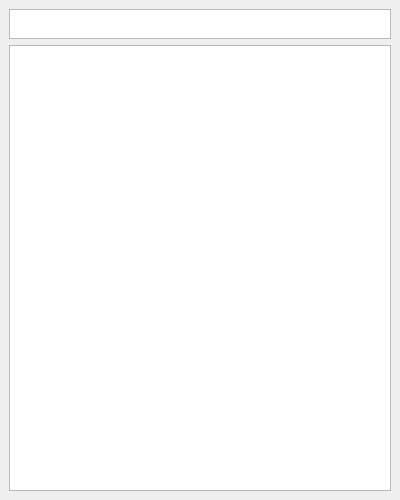
Above: batab.ui from isgkm/batab before the change. Below: the same form after it.
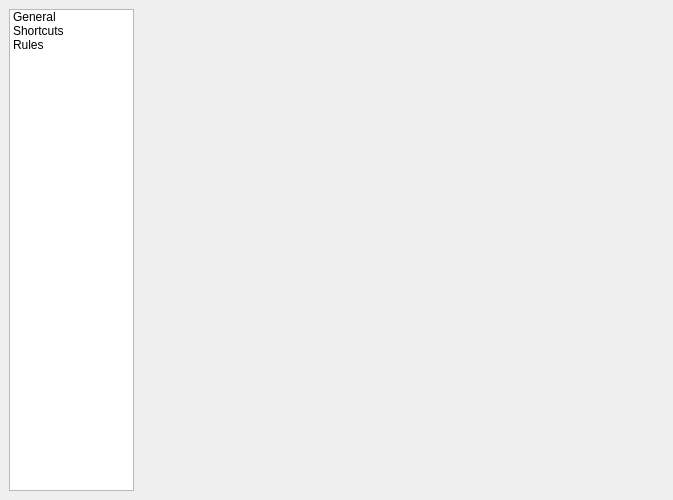
That is the form after the change. Icons and pictures are not drawn.

Commit message: feature: customizable shortcuts

What changed in the file:
```diff
--- a/batab.ui
+++ b/batab.ui
@@ -6,7 +6,7 @@
    <rect>
     <x>0</x>
     <y>0</y>
-    <width>400</width>
+    <width>673</width>
     <height>500</height>
    </rect>
   </property>
@@ -14,26 +14,63 @@
    <string>Batab</string>
   </property>
   <widget class="QWidget" name="centralwidget">
-   <layout class="QVBoxLayout" name="verticalLayout">
+   <layout class="QHBoxLayout" name="horizontalLayout">
     <item>
-     <widget class="QPlainTextEdit" name="plainTextEdit">
+     <widget class="QListWidget" name="LW_option">
+      <property name="minimumSize">
+       <size>
+        <width>125</width>
+        <height>0</height>
+       </size>
+      </property>
+      <property name="maximumSize">
+       <size>
+        <width>125</width>
+        <height>16777215</height>
+       </size>
+      </property>
+      <property name="sizeAdjustPolicy">
+       <enum>QAbstractScrollArea::SizeAdjustPolicy::AdjustToContents</enum>
+      </property>
+      <item>
+       <property name="text">
+        <string>General</string>
+       </property>
+       <property name="icon">
+        <iconset theme="QIcon::ThemeIcon::DocumentProperties"/>
+       </property>
+      </item>
+      <item>
+       <property name="text">
+        <string>Shortcuts</string>
+       </property>
+       <property name="icon">
+        <iconset theme="QIcon::ThemeIcon::InputKeyboard"/>
+       </property>
+      </item>
+      <item>
+       <property name="text">
+        <string>Rules</string>
+       </property>
+       <property name="icon">
+        <iconset theme="QIcon::ThemeIcon::MailMessageNew"/>
+       </property>
+      </item>
+     </widget>
+    </item>
+    <item>
+     <widget class="QStackedWidget" name="SW_optionDetails">
       <property name="sizePolicy">
-       <sizepolicy hsizetype="MinimumExpanding" vsizetype="Fixed">
+       <sizepolicy hsizetype="Expanding" vsizetype="Expanding">
         <horstretch>0</horstretch>
         <verstretch>0</verstretch>
        </sizepolicy>
       </property>
-      <property name="maximumSize">
-       <size>
-        <width>16777215</width>
-        <height>30</height>
-       </size>
+      <property name="currentIndex">
+       <number>-1</number>
       </property>
      </widget>
     </item>
-    <item>
-     <widget class="QListView" name="listView"/>
-    </item>
    </layout>
   </widget>
   <action name="actionwqez">
```
Left out of the diff: 5 changed lines with no effect on the pictures. The commit also changes 16 other files.
